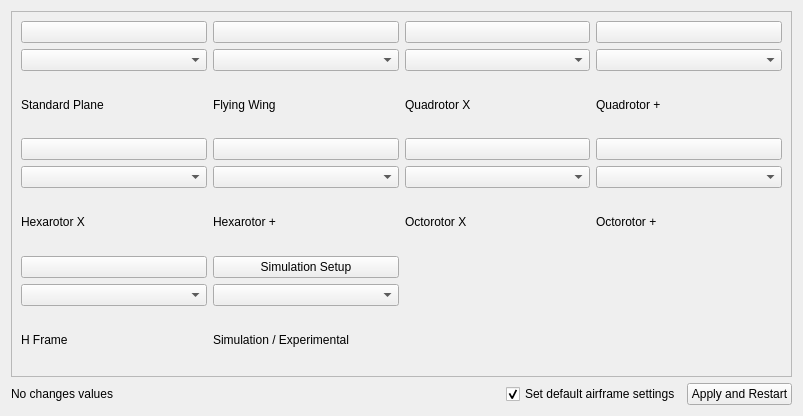
Above: src/ui/px4_configuration/QGCPX4AirframeConfig.ui from mavlink/qgroundcontrol before the change. Below: the same form after it.
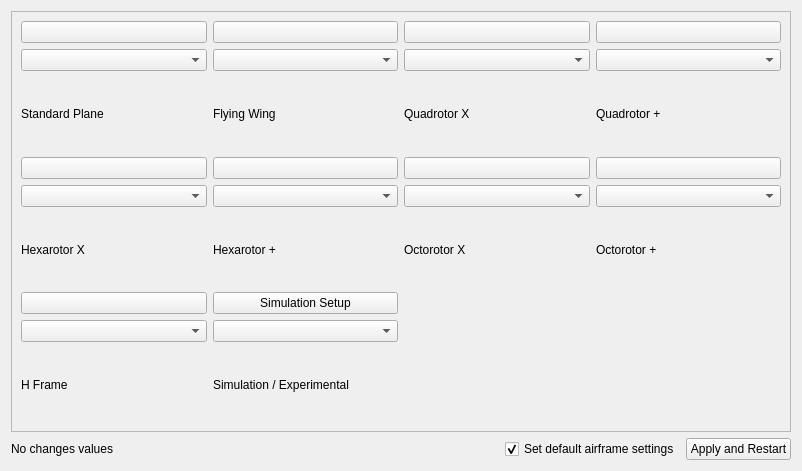
That is the form after the change. Icons and pictures are not drawn.

The edit to the form file:
```diff
--- a/src/ui/px4_configuration/QGCPX4AirframeConfig.ui
+++ b/src/ui/px4_configuration/QGCPX4AirframeConfig.ui
@@ -6,10 +6,22 @@
    <rect>
     <x>0</x>
     <y>0</y>
-    <width>803</width>
-    <height>416</height>
+    <width>802</width>
+    <height>471</height>
    </rect>
   </property>
+  <property name="sizePolicy">
+   <sizepolicy hsizetype="Fixed" vsizetype="Fixed">
+    <horstretch>0</horstretch>
+    <verstretch>0</verstretch>
+   </sizepolicy>
+  </property>
+  <property name="minimumSize">
+   <size>
+    <width>802</width>
+    <height>471</height>
+   </size>
+  </property>
   <property name="windowTitle">
    <string>Form</string>
   </property>
@@ -39,9 +51,9 @@
       <property name="geometry">
        <rect>
         <x>0</x>
-        <y>-282</y>
-        <width>762</width>
-        <height>638</height>
+        <y>0</y>
+        <width>761</width>
+        <height>611</height>
        </rect>
       </property>
       <layout class="QGridLayout" name="gridLayout">
```
